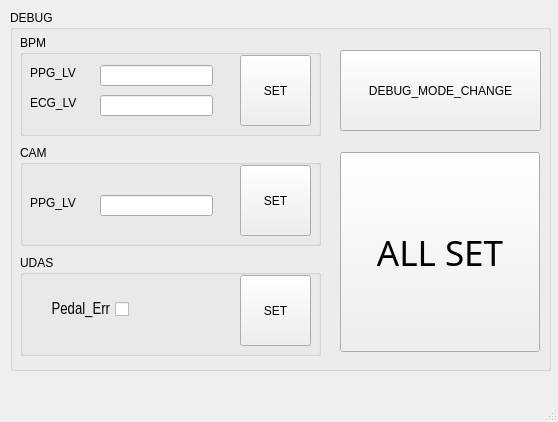
First picture: the form in Window/ui/Debug/Debug.ui, repository Termuni/2024ESWContest_mobility_6063-URSINs, before the edit.
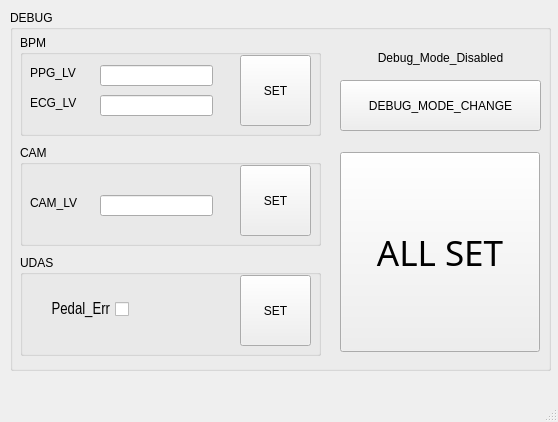
Second picture: the form after the edit.

Commit message:
#11.1 DEBUG WINDOW N API
1. 디버깅용 윈도우 일부 수정
2. 디버깅용 api 제작
3. Caller에도 api 제작

```diff
--- a/Window/ui/Debug/Debug.ui
+++ b/Window/ui/Debug/Debug.ui
@@ -30,9 +30,9 @@
      <property name="geometry">
       <rect>
        <x>330</x>
-       <y>40</y>
+       <y>70</y>
        <width>201</width>
-       <height>81</height>
+       <height>51</height>
       </rect>
      </property>
      <property name="text">
@@ -206,7 +206,7 @@
        </rect>
       </property>
       <property name="text">
-       <string>PPG_LV</string>
+       <string>CAM_LV</string>
       </property>
      </widget>
      <widget class="QPushButton" name="cam_set">
@@ -242,6 +242,22 @@
       <string>ALL SET</string>
      </property>
     </widget>
+    <widget class="QLabel" name="Debug_Mode_Text">
+     <property name="geometry">
+      <rect>
+       <x>330</x>
+       <y>40</y>
+       <width>201</width>
+       <height>16</height>
+      </rect>
+     </property>
+     <property name="text">
+      <string>Debug_Mode_Disabled</string>
+     </property>
+     <property name="alignment">
+      <set>Qt::AlignCenter</set>
+     </property>
+    </widget>
    </widget>
   </widget>
   <widget class="QMenuBar" name="menubar">
```
The commit also changes 4 other files.
